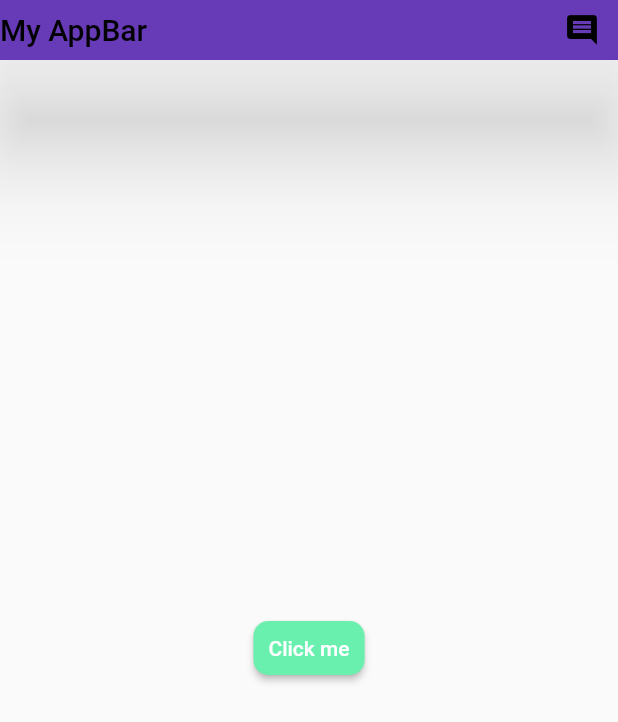
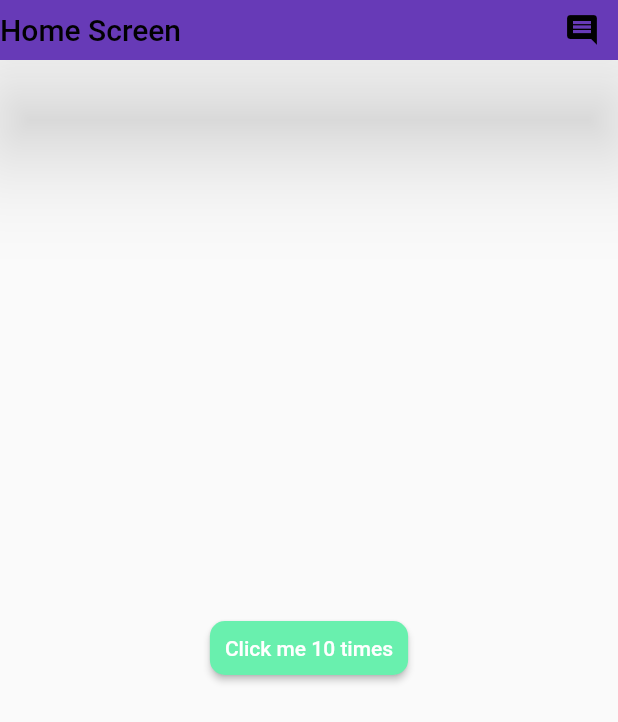
Before and after one commit to khalid063/ostad_code_practice_01, a Flutter app: the screen it shows after launch, on a phone screen of 412 x 824 dp. Shown: the top 722 px of the screen. Run offline on Flutter 3.47's test engine with Material 2 defaults, Android fonts, the phone set to English and light mode, and no system bars.

Commit message:
32 class start

```diff
--- a/lib/main.dart
+++ b/lib/main.dart
@@ -84,7 +84,7 @@ class _HomeActivityState extends State<HomeActivity> {
 
     return Scaffold(
       appBar: AppBar(
-        title: Text('My AppBar'),
+        title: Text('Home Screen'),
         titleSpacing: 0,
         toolbarHeight: 40,
 
@@ -101,7 +101,7 @@ class _HomeActivityState extends State<HomeActivity> {
       body: Center(
         child: ElevatedButton(onPressed: () {
           _myAlertDiolog(context);
-        }, child: Text("Click me"), style: elevButtonStyle),
+        }, child: Text("Click me 10 times"), style: elevButtonStyle),
       ),
     );
 
```
